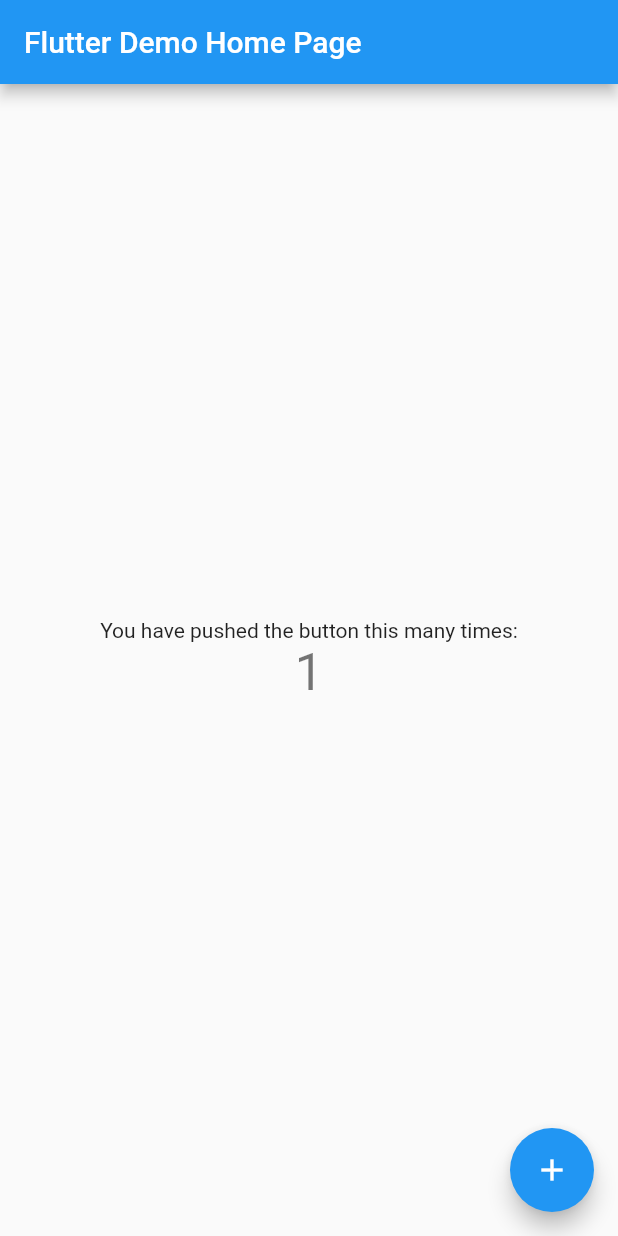
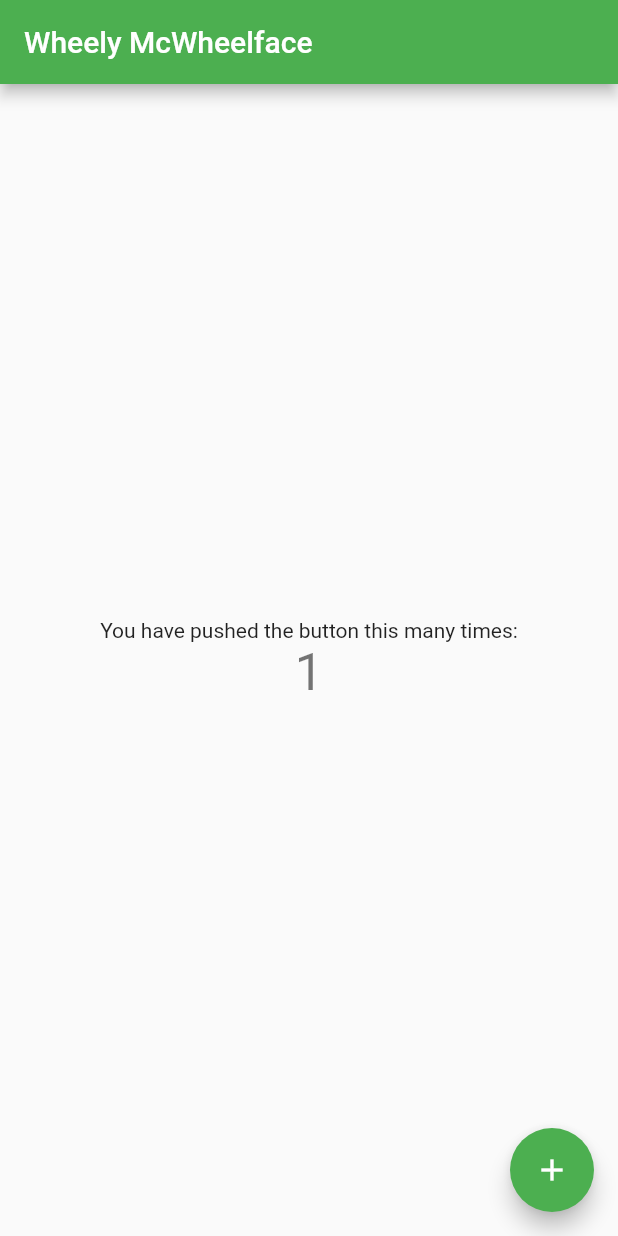
Before and after one commit to quietschfidel/wheelymcwheelface, a Flutter app: the screen it shows after launch, after a tap on the "add" icon, on a phone screen of 412 x 824 dp. Run offline on Flutter 3.47's test engine with Material 2 defaults, Android fonts, the phone set to English and light mode, and no system bars.

Commit message:
Rename the sample widget + title

```diff
--- a/lib/main.dart
+++ b/lib/main.dart
@@ -1,15 +1,15 @@
 import 'package:flutter/material.dart';
 
 void main() {
-  runApp(MyApp());
+  runApp(WheelyMcWheelface());
 }
 
-class MyApp extends StatelessWidget {
+class WheelyMcWheelface extends StatelessWidget {
   // This widget is the root of your application.
   @override
   Widget build(BuildContext context) {
     return MaterialApp(
-      title: 'Flutter Demo',
+      title: 'Wheely McWheelface',
       theme: ThemeData(
         // This is the theme of your application.
         //
@@ -20,15 +20,15 @@ class MyApp extends StatelessWidget {
         // or simply save your changes to "hot reload" in a Flutter IDE).
         // Notice that the counter didn't reset back to zero; the application
         // is not restarted.
-        primarySwatch: Colors.blue,
+        primarySwatch: Colors.green,
       ),
-      home: MyHomePage(title: 'Flutter Demo Home Page'),
+      home: MainWidget(title: 'Wheely McWheelface'),
     );
   }
 }
 
-class MyHomePage extends StatefulWidget {
-  MyHomePage({Key? key, required this.title}) : super(key: key);
+class MainWidget extends StatefulWidget {
+  MainWidget({Key? key, required this.title}) : super(key: key);
 
   // This widget is the home page of your application. It is stateful, meaning
   // that it has a State object (defined below) that contains fields that affect
@@ -42,10 +42,10 @@ class MyHomePage extends StatefulWidget {
   final String title;
 
   @override
-  _MyHomePageState createState() => _MyHomePageState();
+  _MainWidgetState createState() => _MainWidgetState();
 }
 
-class _MyHomePageState extends State<MyHomePage> {
+class _MainWidgetState extends State<MainWidget> {
   int _counter = 0;
 
   void _incrementCounter() {
```
Also changed, not shown: 1 other file.
